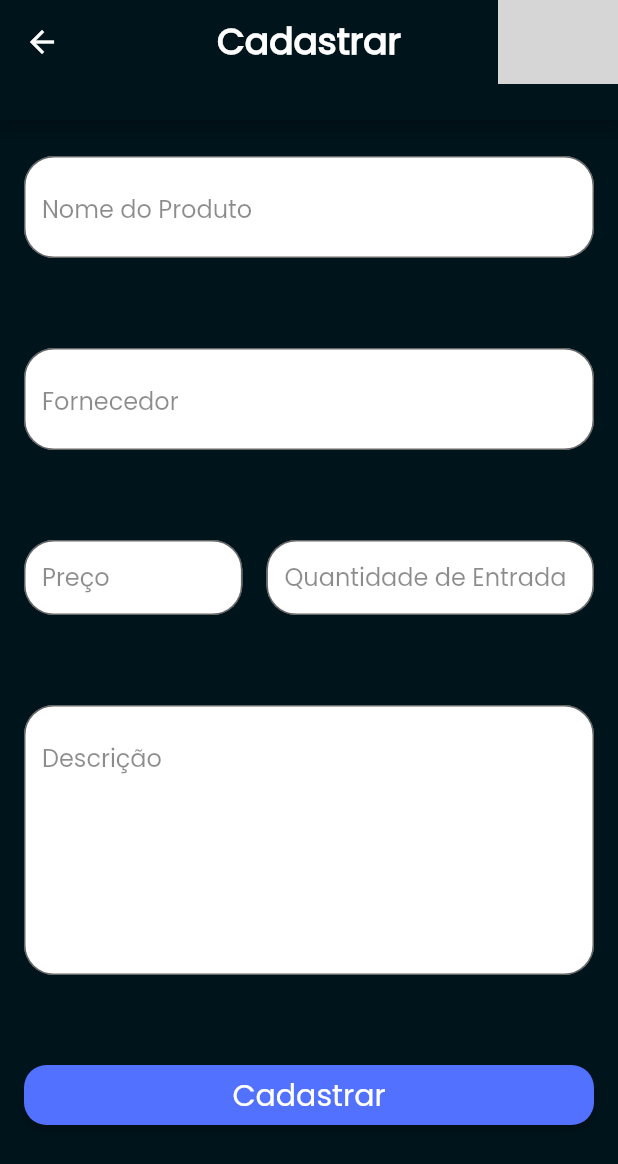
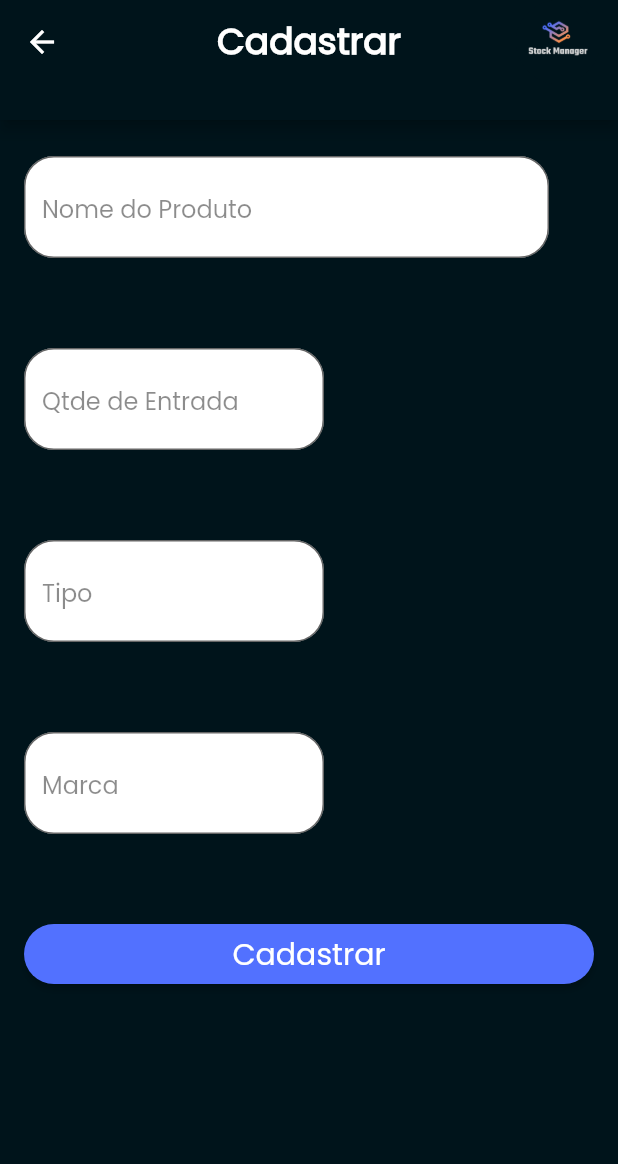
Before and after one commit to stock-manager1/app-stock-manager, a Flutter app: the Cadastro screen opened directly, on a phone screen of 412 x 824 dp. Shown: the top 1164 px of the screen. Run offline on Flutter 3.47's test engine with Material 2 defaults, Android fonts, the phone set to English and light mode, and no system bars; our stand-ins replace flutter_dotenv; grey boxes are pictures that could not be loaded.

Commit message:
Alteração de bug nas telas

```diff
--- a/lib/pages/cadastro.dart
+++ b/lib/pages/cadastro.dart
@@ -47,7 +47,7 @@ class Cadastro extends StatelessWidget {
           centerTitle: true,
           actions: [
             Image.asset(
-              'assets/Stock_Manager_logo.png',
+              'assets/images/Stock_Manager_logo.png',
               width: 80.0,
               height: 80.0,
             ),
@@ -55,12 +55,16 @@ class Cadastro extends StatelessWidget {
         ),
       ),
       backgroundColor: Color(0xFF00141b),
-      body: SingleChildScrollView( // Envolve as colunas em um SingleChildScrollView
+      body: SingleChildScrollView(
   padding: EdgeInsets.symmetric(horizontal: 16.0, vertical: 8.0),
   child: Column(
+    crossAxisAlignment: CrossAxisAlignment.start, // Alinha os TextField à esquerda
     children: [
       SizedBox(height: 16.0),
-            TextField(
+      Container(
+        width: 350.0,
+        child: TextField(
+          textAlign: TextAlign.left, // Alinha o texto à esquerda
           decoration: InputDecoration(
             filled: true,
             fillColor: Colors.white,
@@ -80,43 +84,19 @@ class Cadastro extends StatelessWidget {
             color: Colors.black,
           ),
         ),
+      ),
       SizedBox(height: 60.0),
-            TextField(
+      Container(
+        width: 200.0,
+        child: TextField(
+          textAlign: TextAlign.left,
           decoration: InputDecoration(
             filled: true,
             fillColor: Colors.white,
             border: OutlineInputBorder(
               borderRadius: BorderRadius.circular(20.0),
             ),
-                hintText: 'Fornecedor',
-                hintStyle: TextStyle(
-                  color: Colors.black45,
-                  fontWeight: FontWeight.w400,
-                  fontSize: 16,
-                ),
-              ),
-              style: TextStyle(
-                fontSize: 20,
-                fontFamily: 'Poppins',
-                color: Colors.black,
-              ),
-            ),
-            SizedBox(height: 60.0),
-            Row(
-              children: [
-                Expanded(
-                  flex: 2, // Defina uma proporção maior para a caixa de preço
-                  child: Container(
-                    height: 50,
-                    color: Color(0xFF00141b),
-                    child: TextField(
-                      decoration: InputDecoration(
-                        filled: true,
-                        fillColor: Colors.white,
-                        border: OutlineInputBorder(
-                          borderRadius: BorderRadius.circular(20.0),
-                        ),
-                        hintText: 'Preço',
+            hintText: 'Qtde de Entrada',
             hintStyle: TextStyle(
               color: Colors.black45,
               fontWeight: FontWeight.w400,
@@ -130,21 +110,18 @@ class Cadastro extends StatelessWidget {
           ),
         ),
       ),
-                ),
-                SizedBox(width: 16.0),
-                Expanded(
-                  flex: 3, // Defina uma proporção menor para a caixa de quantidade de entrada
-                  child: Container(
-                    height: 50,
-                    color: Color(0xFF00141b),
+      SizedBox(height: 60.0),
+      Container(
+        width: 200.0,
         child: TextField(
+          textAlign: TextAlign.left,
           decoration: InputDecoration(
             filled: true,
             fillColor: Colors.white,
             border: OutlineInputBorder(
               borderRadius: BorderRadius.circular(20.0),
             ),
-                        hintText: 'Quantidade de Entrada',
+            hintText: 'Tipo',
             hintStyle: TextStyle(
               color: Colors.black45,
               fontWeight: FontWeight.w400,
@@ -158,20 +135,18 @@ class Cadastro extends StatelessWidget {
           ),
         ),
       ),
-                ),
-              ],
-            ),
       SizedBox(height: 60.0),
-            TextField(
-              maxLines: 5, // Define o número máximo de linhas da caixa de texto
-              keyboardType: TextInputType.multiline,
+      Container(
+        width: 200.0,
+        child: TextField(
+          textAlign: TextAlign.left,
           decoration: InputDecoration(
             filled: true,
             fillColor: Colors.white,
             border: OutlineInputBorder(
               borderRadius: BorderRadius.circular(20.0),
             ),
-                hintText: 'Descrição',
+            hintText: 'Marca',
             hintStyle: TextStyle(
               color: Colors.black45,
               fontWeight: FontWeight.w400,
@@ -184,17 +159,17 @@ class Cadastro extends StatelessWidget {
             color: Colors.black,
           ),
         ),
+      ),
       SizedBox(height: 60.0),
       SizedBox(
-              height: 40, // Aumenta o tamanho vertical do botão de cadastro
+        height: 40,
         width: 500,
         child: ElevatedButton(
-                onPressed: () {
-                },
+          onPressed: () {},
           style: ElevatedButton.styleFrom(
             primary: Color(0xFF5271FF),
             shape: RoundedRectangleBorder(
-                    borderRadius: BorderRadius.circular(15),
+              borderRadius: BorderRadius.circular(20),
             ),
           ),
           child: Text(
--- a/lib/pages/consulta_page.dart
+++ b/lib/pages/consulta_page.dart
@@ -1,5 +1,4 @@
 // ignore_for_file: unused_import, avoid_print
-
 import 'package:flutter/material.dart';
 import 'package:flutter_application_1/pages/opcoes_pages.dart';
 import 'package:flutter_application_1/pages/widgets_pages.dart';
@@ -43,7 +42,7 @@ class Consulta extends StatelessWidget {
           centerTitle: true,
           actions: [
             Image.asset(
-              'assets/loogo.png',
+              'assets/images/Stock_Manager_logo.png',
               width: 80.0,
               height: 80.0,
             ),
@@ -78,7 +77,7 @@ class Consulta extends StatelessWidget {
               Align(
                 alignment: Alignment.center,
                 child: Image.asset(
-                  'assets/loogo.png',
+                  'assets/images/Stock_Manager_logo.png',
                   width: 80.0,
                   height: 80.0,
                 ),
--- a/lib/pages/login_pages.dart
+++ b/lib/pages/login_pages.dart
@@ -207,7 +207,7 @@ class _LoginPageState extends State<LoginPage> {
   }
 
   Future<http.Response> _logar() async {
-    var url = Uri.parse('http://192.168.1.13:8000/user/login');
+    var url = Uri.parse('$_host/user/login');
 
     String email = _emailController.text;
     String password = _passwordController.text;
```
Lines whose indentation alone changed are shown as unchanged.
